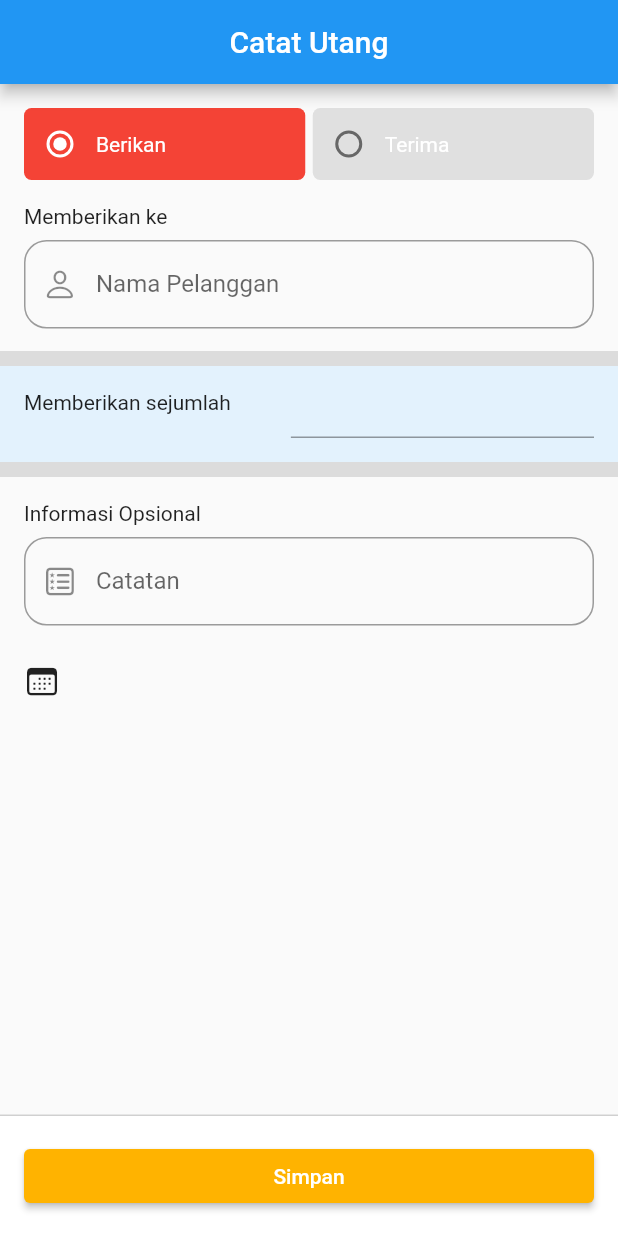
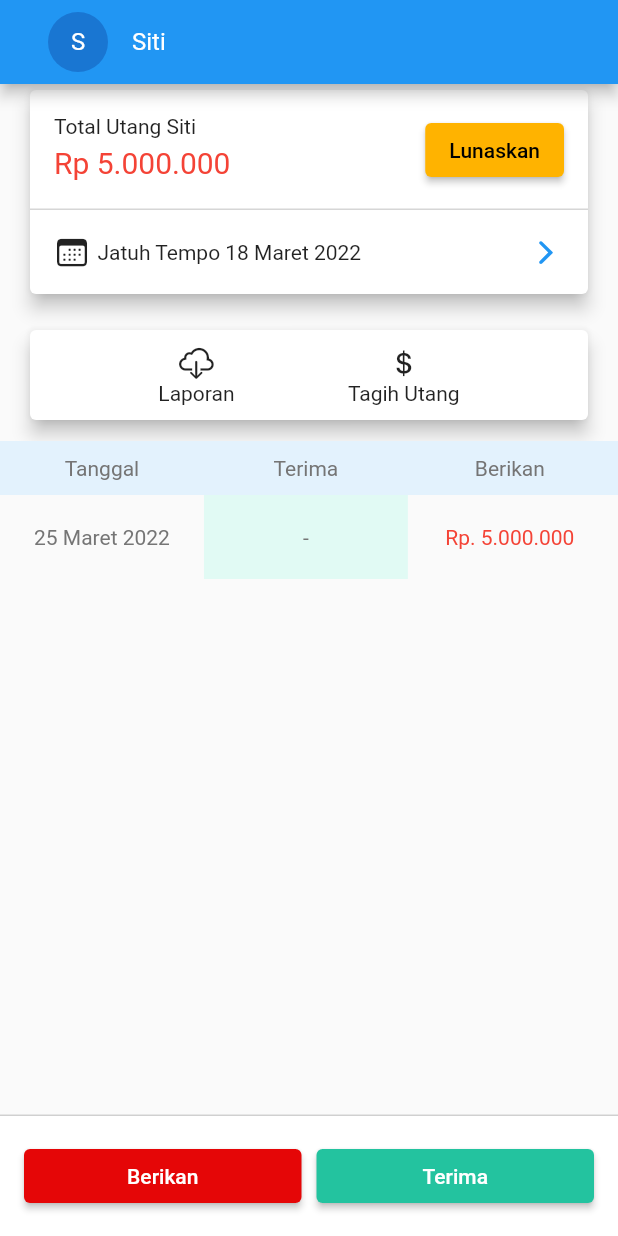
Before and after one commit to ricorizkya/PencatatanBukuWarung, a Flutter app: the screen it shows after launch, on a phone screen of 412 x 824 dp. Run offline on Flutter 3.47's test engine with Material 2 defaults, Android fonts, the phone set to English and light mode, and no system bars; drawn by our look-alikes of datetime_picker_formfield; our stand-ins replace firebase_core, get; accounts and stored records are empty.

Commit message:
debt detail view

```diff
--- /dev/null
+++ b/lib/app/modules/debt_detail/bindings/debt_detail_binding.dart
@@ -0,0 +1,12 @@
+import 'package:get/get.dart';
+
+import '../controllers/debt_detail_controller.dart';
+
+class DebtDetailBinding extends Bindings {
+  @override
+  void dependencies() {
+    Get.lazyPut<DebtDetailController>(
+      () => DebtDetailController(),
+    );
+  }
+}
--- /dev/null
+++ b/lib/app/modules/debt_detail/controllers/debt_detail_controller.dart
@@ -0,0 +1,3 @@
+import 'package:get/get.dart';
+
+class DebtDetailController extends GetxController {}
--- /dev/null
+++ b/lib/app/modules/debt_detail/views/debt_detail_view.dart
@@ -0,0 +1,237 @@
+import 'package:flutter/cupertino.dart';
+import 'package:flutter/material.dart';
+
+import 'package:get/get.dart';
+
+import '../controllers/debt_detail_controller.dart';
+
+class DebtDetailView extends GetView<DebtDetailController> {
+  @override
+  Widget build(BuildContext context) {
+    return Scaffold(
+      appBar: AppBar(
+        title: ListTile(
+          // contentPadding: EdgeInsets.only(left: 10, right: 10),
+          title: Text("Siti", style: TextStyle(color: Colors.white)),
+          leading: CircleAvatar(
+              child: Text("S",
+                  style: TextStyle(
+                      color: Colors.white))), //awalan pada circle image
+        ),
+      ),
+      body: ListView(
+        children: [
+          Padding(
+            padding: EdgeInsets.only(left: 16, right: 16),
+            child: Card(
+              elevation: 5,
+              child: Column(
+                children: [
+                  IntrinsicHeight(
+                    child: Row(
+                      mainAxisAlignment: MainAxisAlignment.spaceBetween,
+                      children: [
+                        Container(
+                          padding: EdgeInsets.all(16),
+                          width: Get.width * 0.45,
+                          child: Column(
+                            crossAxisAlignment: CrossAxisAlignment.start,
+                            children: [
+                              Text("Total Utang Siti"),
+                              SizedBox(
+                                height: 5,
+                              ),
+                              Text("Rp 5.000.000",
+                                  style: TextStyle(
+                                      color: Colors.red, fontSize: 20))
+                            ],
+                          ),
+                        ),
+                        Container(
+                            padding: EdgeInsets.all(16),
+                            child: ElevatedButton(
+                              style: ElevatedButton.styleFrom(
+                                  primary: Colors.amber[600]),
+                              onPressed: () {},
+                              child: Text(
+                                "Lunaskan",
+                                style: TextStyle(color: Colors.black),
+                              ),
+                            )),
+                      ],
+                    ),
+                  ),
+                  Divider(
+                    color: Colors.grey[350],
+                    thickness: 1,
+                    height: 0,
+                  ),
+                  Container(
+                      padding: EdgeInsets.all(16),
+                      child: Row(
+                        mainAxisAlignment: MainAxisAlignment.spaceBetween,
+                        children: [
+                          Row(
+                            mainAxisAlignment: MainAxisAlignment.start,
+                            children: [
+                              Icon(CupertinoIcons.calendar),
+                              SizedBox(
+                                width: 5,
+                              ),
+                              Text("Jatuh Tempo 18 Maret 2022")
+                            ],
+                          ),
+                          Icon(
+                            CupertinoIcons.back,
+                            color: Colors.blue,
+                            textDirection: TextDirection.rtl,
+                          )
+                        ],
+                      ))
+                ],
+              ),
+            ),
+          ),
+          Padding(
+            padding: EdgeInsets.only(left: 16, right: 16, top: 16),
+            child: Card(
+              elevation: 5,
+              child: Container(
+                padding: EdgeInsets.all(10),
+                child: Column(
+                  children: [
+                    Row(
+                      mainAxisAlignment: MainAxisAlignment.spaceEvenly,
+                      children: [
+                        Column(
+                          children: [
+                            Icon(CupertinoIcons.cloud_download),
+                            Text("Laporan")
+                          ],
+                        ),
+                        Column(
+                          children: [
+                            Icon(CupertinoIcons.money_dollar),
+                            Text("Tagih Utang")
+                          ],
+                        ),
+                      ],
+                    ),
+                  ],
+                ),
+              ),
+            ),
+          ),
+          SizedBox(
+            height: 10,
+          ),
+          Container(
+            color: Colors.blue[50],
+            padding: EdgeInsets.symmetric(vertical: 10),
+            child: Row(
+              children: [
+                Container(
+                  alignment: Alignment.center,
+                  width: Get.width * 0.33,
+                  child: Text(
+                    "Tanggal",
+                    style: TextStyle(color: Colors.grey[600]),
+                  ),
+                ),
+                Container(
+                  alignment: Alignment.center,
+                  width: Get.width * 0.33,
+                  child: Text(
+                    "Terima",
+                    style: TextStyle(color: Colors.grey[600]),
+                  ),
+                ),
+                Container(
+                  alignment: Alignment.center,
+                  width: Get.width * 0.33,
+                  child: Text(
+                    "Berikan",
+                    style: TextStyle(color: Colors.grey[600]),
+                  ),
+                )
+              ],
+            ),
+          ),
+          Container(
+            child: Row(
+              children: [
+                Container(
+                  padding: EdgeInsets.symmetric(vertical: 20),
+                  alignment: Alignment.center,
+                  width: Get.width * 0.33,
+                  child: Text(
+                    "25 Maret 2022",
+                    style: TextStyle(color: Colors.grey[600]),
+                  ),
+                ),
+                Container(
+                  padding: EdgeInsets.symmetric(vertical: 20),
+                  color: Color(0xFFE1FAF4),
+                  alignment: Alignment.center,
+                  width: Get.width * 0.33,
+                  child: Text(
+                    "-",
+                    style: TextStyle(color: Colors.grey[600]),
+                  ),
+                ),
+                Container(
+                  padding: EdgeInsets.symmetric(vertical: 20),
+                  alignment: Alignment.center,
+                  width: Get.width * 0.33,
+                  child: Text(
+                    "Rp. 5.000.000",
+                    style: TextStyle(color: Colors.red),
+                  ),
+                )
+              ],
+            ),
+          )
+        ],
+      ),
+      bottomNavigationBar: BottomAppBar(
+          color: Colors.transparent,
+          elevation: 0,
+          child: Container(
+            decoration: BoxDecoration(
+                color: Colors.white,
+                border: Border(
+                    top: BorderSide(
+                        color: Color.fromARGB(123, 158, 158, 158),
+                        width: 1.0))),
+            child: Padding(
+              padding: const EdgeInsets.fromLTRB(16, 16, 16, 16),
+              child: Row(
+                children: [
+                  Expanded(
+                    child: ElevatedButton(
+                      style: ElevatedButton.styleFrom(
+                        primary: Color(0xFFE50607),
+                      ),
+                      onPressed: () {},
+                      child: Text("Berikan"),
+                    ),
+                  ),
+                  SizedBox(
+                    width: 10,
+                  ),
+                  Expanded(
+                    child: ElevatedButton(
+                      style: ElevatedButton.styleFrom(
+                        primary: Color(0xFF23C39F),
+                      ),
+                      onPressed: () {},
+                      child: Text("Terima"),
+                    ),
+                  ),
+                ],
+              ),
+            ),
+          )),
+    );
+  }
+}
--- a/lib/app/modules/record_debt/views/record_debt_view.dart
+++ b/lib/app/modules/record_debt/views/record_debt_view.dart
@@ -9,7 +9,7 @@ import 'package:intl/intl.dart';
 import '../controllers/record_debt_controller.dart';
 
 class RecordDebtView extends StatelessWidget {
-  final RecordDebtController controller = Get.put(RecordDebtController());
+  final RecordDebtController controller = Get.find();
 
   @override
   Widget build(BuildContext context) {
--- a/lib/app/routes/app_pages.dart
+++ b/lib/app/routes/app_pages.dart
@@ -1,5 +1,7 @@
 import 'package:get/get.dart';
 
+import '../modules/debt_detail/bindings/debt_detail_binding.dart';
+import '../modules/debt_detail/views/debt_detail_view.dart';
 import '../modules/get_started/bindings/get_started_binding.dart';
 import '../modules/get_started/views/get_started_view.dart';
 import '../modules/home/bindings/home_binding.dart';
@@ -14,7 +16,7 @@ part 'app_routes.dart';
 class AppPages {
   AppPages._();
 
-  static const INITIAL = Routes.RECORD_DEBT;
+  static const INITIAL = Routes.DEBT_DETAIL;
 
   static final routes = [
     GetPage(
@@ -37,5 +39,10 @@ class AppPages {
       page: () => RecordDebtView(),
       binding: RecordDebtBinding(),
     ),
+    GetPage(
+      name: _Paths.DEBT_DETAIL,
+      page: () => DebtDetailView(),
+      binding: DebtDetailBinding(),
+    ),
   ];
 }
--- a/lib/app/routes/app_routes.dart
+++ b/lib/app/routes/app_routes.dart
@@ -7,6 +7,7 @@ abstract class Routes {
   static const RESOURCE = _Paths.RESOURCE;
   static const GET_STARTED = _Paths.GET_STARTED;
   static const RECORD_DEBT = _Paths.RECORD_DEBT;
+  static const DEBT_DETAIL = _Paths.DEBT_DETAIL;
 }
 
 abstract class _Paths {
@@ -15,4 +16,5 @@ abstract class _Paths {
   static const RESOURCE = '/resource';
   static const GET_STARTED = '/get-started';
   static const RECORD_DEBT = '/record-debt';
+  static const DEBT_DETAIL = '/debt-detail';
 }
```
